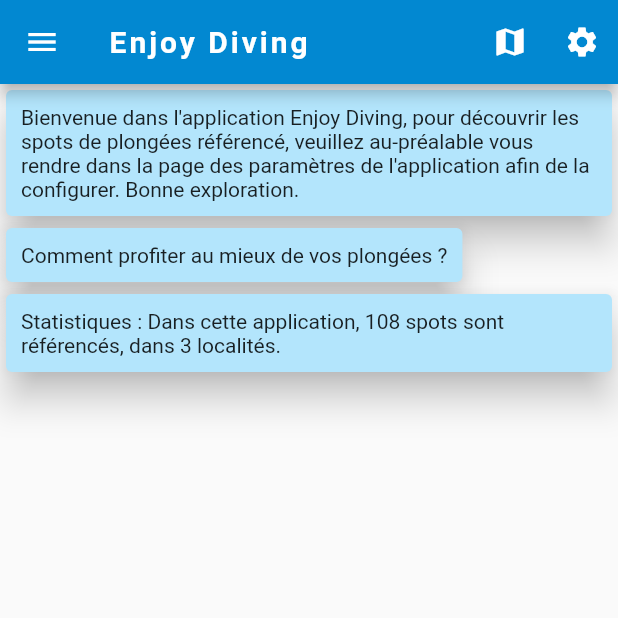
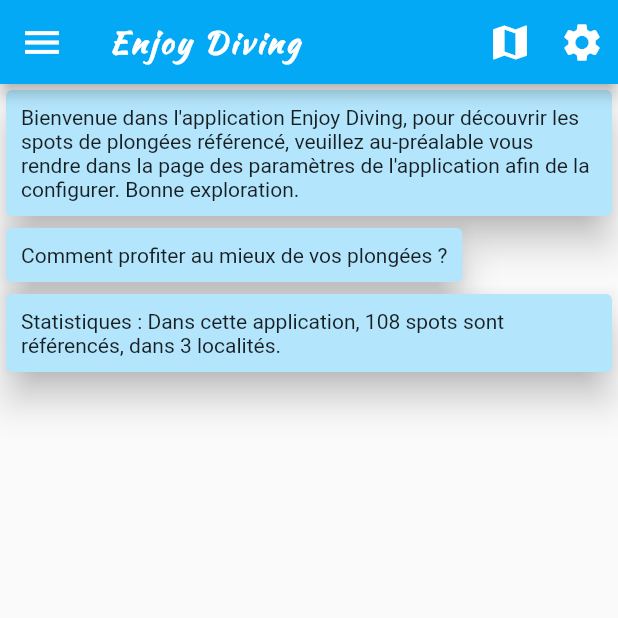
Before and after one commit to mvialette/enjoy_diving, a Flutter app: the screen it shows after launch, on a phone screen of 412 x 824 dp, the top half of it. Run offline on Flutter 3.47's test engine with Material 2 defaults, Android fonts, the phone set to English and light mode, and no system bars; our stand-ins replace cached_network_image, flutter_map, latlong, location, package_info; missing offline and left inert: queries; Roboto replaces fonts that are missing (Hind).

Commit message:
Add custom font + boat speed page

```diff
--- a/lib/incubator6/spot_list.dart
+++ b/lib/incubator6/spot_list.dart
@@ -61,13 +61,11 @@
         ),
       ),
       appBar: AppBar(
-        backgroundColor: Colors.lightBlue.shade700,
+        iconTheme: Theme.of(context).iconTheme,
+        backgroundColor: Theme.of(context).primaryColor,
         title: Text(
           'Enjoy Diving',
-          style: TextStyle(
-              fontFamily: 'KaushanScript',
-              fontWeight: FontWeight.bold,
-              letterSpacing: 2.0),
+          style: Theme.of(context).textTheme.headline6,
         ),
         actions: <Widget>[
           IconButton(
@@ -81,7 +79,9 @@
             },
           ),
           IconButton(
-            icon: Icon(Icons.settings),
+            icon: Icon(
+              Icons.settings,
+            ),
             onPressed: () {
               _navigateAndDisplaySelection(context);
             },
@@ -120,8 +120,9 @@
           }
         },
       ),
-      /*floatingActionButton: FloatingActionButton(
-        backgroundColor: Colors.brown,
+      /*
+      floatingActionButton: FloatingActionButton(
+        backgroundColor: Theme.of(context).accentColor,
         child: Icon(
           Icons.add,
           color: Colors.white,
@@ -132,7 +133,8 @@
                 !ApplicationModel.of(context).rechercheBean.deep0to20;
           });
         },
-      ),*/
+      ),
+      */
     );
   }
 
@@ -150,14 +152,16 @@
       List<String> placeName, List<String> kinds) {
     List<Widget> resultSearchWidgets = new List();
     resultSearchWidgets.add(DrawerHeader(
+      decoration: BoxDecoration(
+        color: Theme.of(context).primaryColorLight,
+      ),
       /*
-      decoration: BoxDecoration(
-        color: Colors.indigo,
-      ),
+
       */
       child: Image.asset(
         'assets/tampon_48x18.png',
         fit: BoxFit.cover,
+        //color: Colors.red,
       ),
     ));
     // profondeur : 0-20, 20-40, 40-60
--- a/lib/main.dart
+++ b/lib/main.dart
@@ -1,19 +1,52 @@
 import 'package:flutter/material.dart';
 
+import 'incubator6/settings.dart';
+import 'incubator6/spot_detail.dart';
+import 'incubator6/spot_list.dart';
 import 'model/ApplicationModel.dart';
-import 'incubator6/settings.dart';
-import 'incubator6/spot_list.dart';
-import 'incubator6/spot_detail.dart';
 
 void main() => runApp(EnjoyDivingApp());
 
 class EnjoyDivingApp extends StatelessWidget {
-
   @override
   Widget build(BuildContext context) {
-
     ApplicationModel applicationModel = new ApplicationModel(
       child: MaterialApp(
+        theme: ThemeData(
+          // Define the default brightness and colors.
+          brightness: Brightness.light,
+          primaryColor: Colors.lightBlue,
+          accentColor: Colors.brown,
+          primaryColorLight: Colors.lightBlue.shade100,
+          dividerColor: Colors.grey.shade400,
+
+          // Define the default font family.
+          fontFamily: 'Georgia',
+
+          iconTheme:
+              new IconThemeData(color: Colors.white, opacity: 1.0, size: 30.0),
+          primaryIconTheme: new IconThemeData(
+              color: Colors.grey.shade600, opacity: 1.0, size: 30.0),
+          // Define the default TextTheme. Use this to specify the default
+          // text styling for headlines, titles, bodies of text, and more.
+          textTheme: TextTheme(
+            // headline5 : section
+            headline5: TextStyle(
+              fontSize: 20.0,
+              fontWeight: FontWeight.normal,
+            ),
+            // headline6 : App bar (aka page title)
+            headline6: TextStyle(
+                fontFamily: 'KaushanScript',
+                fontWeight: FontWeight.bold,
+                letterSpacing: 2.0,
+                color: Colors.white),
+            bodyText1: TextStyle(fontSize: 14.0, fontFamily: 'KaushanScript'),
+            // default text
+            bodyText2: TextStyle(fontSize: 14.0, fontFamily: 'Hind'),
+            //bodyText1: TextStyle(fontSize: 14.0, fontFamily: 'Hind'),
+          ),
+        ),
         initialRoute: '/',
         routes: {
           '/': (context) => SpotListPage(),
```
Also changed, not shown: lib/incubator6/edit_speed_boat.dart (added, +123 -0 lines), lib/incubator6/settings.dart (+73 -55 lines), lib/view/component/SliverGroupHeader.dart (+5 -10 lines), pubspec.yaml (+11 -15 lines), other/Icone/v_fond_gris/sea_background.png (added), other/Icone/v_petit_fond_mer/ic_launcher.png (added), other/Icone/v_petit_fond_mer/ic_launcher_144_black.png (added), other/Icone/v_petit_fond_mer/ic_launcher_512.png (added), other/Icone/v_petit_fond_mer/sea_background.png (added).
